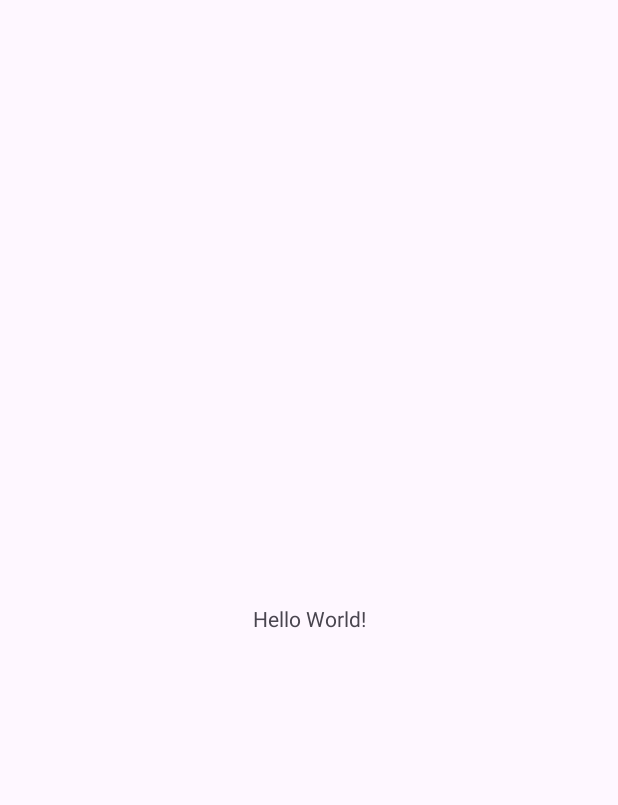
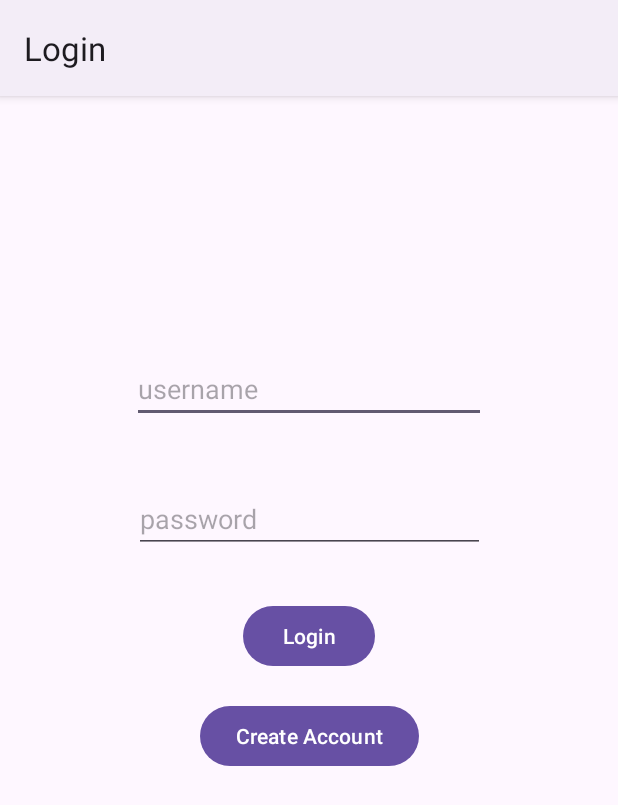
Before and after one commit to cadeheinberg/CS_407_Mobile_App, an Android app: the screen it shows after launch (MainActivity), on a phone screen of 412 x 824 dp. Before the commit the part shown is almost empty. Shown: the top 805 px of the screen. Run offline under Robolectric (Android 15) with nearby library versions, the phone set to English and light mode, and no system bars.

Commit message:
login draft

```diff
--- a/app/src/main/java/com/cs407/cs407mobileapp/MainActivity.java
+++ b/app/src/main/java/com/cs407/cs407mobileapp/MainActivity.java
@@ -1,14 +1,63 @@
 package com.cs407.cs407mobileapp;
+
+import static androidx.core.content.ContextCompat.startActivity;
 
 import androidx.appcompat.app.AppCompatActivity;
 
+import android.content.Context;
+import android.content.Intent;
+import android.content.SharedPreferences;
 import android.os.Bundle;
+import android.view.Menu;
+import android.view.MenuInflater;
+import android.view.View;
+import android.widget.Button;
+import android.widget.EditText;
+import android.widget.TextView;
 
 public class MainActivity extends AppCompatActivity {
+
+    SharedPreferences sharedPreferences = null;
 
     @Override
     protected void onCreate(Bundle savedInstanceState) {
         super.onCreate(savedInstanceState);
         setContentView(R.layout.activity_main);
+        getSupportActionBar().setTitle("Login");
+        setButtonOnClickListeners();
+        this.sharedPreferences = getSharedPreferences("cs407mobileapp", Context.MODE_PRIVATE);
     }
+
+    private void setButtonOnClickListeners() {
+        Button buttonLogin = (Button) findViewById(R.id.buttonLogin);
+        buttonLogin.setOnClickListener(new View.OnClickListener() {
+            @Override
+            public void onClick(View v) {
+                EditText editTextUsername =(EditText) findViewById(R.id.editTextUsername);
+                sharedPreferences.edit().putString("username", editTextUsername.getText().toString()).apply();
+                goToTasksActivity();
+            }
+        });
+    }
+
+    private void goToTasksActivity(){
+        Intent intent = new Intent(this, TasksActivity.class);
+        startActivity(intent);
+    }
+
+    private void goToCameraActivity(){
+        Intent intent = new Intent(this, CameraActivity.class);
+        startActivity(intent);
+    }
+
+    private void goToGalleryActivity(){
+        Intent intent = new Intent(this, GalleryActivity.class);
+        startActivity(intent);
+    }
+
+    private void goToMainActivity(){
+        Intent intent = new Intent(this, MainActivity.class);
+        startActivity(intent);
+    }
+
 }
--- a/app/src/main/res/layout/activity_main.xml
+++ b/app/src/main/res/layout/activity_main.xml
@@ -6,13 +6,51 @@
     android:layout_height="match_parent"
     tools:context=".MainActivity">
 
-    <TextView
-        android:layout_width="wrap_content"
-        android:layout_height="wrap_content"
-        android:text="Hello World!"
-        app:layout_constraintBottom_toBottomOf="parent"
+    <EditText
+        android:id="@+id/editTextUsername"
+        android:layout_width="236dp"
+        android:layout_height="42dp"
+        android:layout_marginStart="88dp"
+        android:layout_marginTop="176dp"
+        android:ems="10"
+        android:hint="username"
+        android:inputType="text"
+        app:layout_constraintStart_toStartOf="parent"
+        app:layout_constraintTop_toTopOf="parent" />
+
+    <EditText
+        android:id="@+id/editTextPassword"
+        android:layout_width="234dp"
+        android:layout_height="45dp"
+        android:layout_marginTop="247dp"
+        android:layout_marginBottom="86dp"
+        android:ems="10"
+        android:hint="password"
+        android:inputType="textPassword"
+        app:layout_constraintBottom_toTopOf="@+id/buttonCreateAccount"
         app:layout_constraintEnd_toEndOf="parent"
         app:layout_constraintStart_toStartOf="parent"
         app:layout_constraintTop_toTopOf="parent" />
 
+    <Button
+        android:id="@+id/buttonLogin"
+        android:layout_width="wrap_content"
+        android:layout_height="wrap_content"
+        android:layout_marginBottom="345dp"
+        android:text="Login"
+        app:layout_constraintBottom_toBottomOf="parent"
+        app:layout_constraintEnd_toEndOf="parent"
+        app:layout_constraintStart_toStartOf="parent"
+        app:layout_constraintTop_toBottomOf="@+id/editTextPassword" />
+
+    <Button
+        android:id="@+id/buttonCreateAccount"
+        android:layout_width="wrap_content"
+        android:layout_height="wrap_content"
+        android:layout_marginBottom="297dp"
+        android:text="Create Account"
+        app:layout_constraintBottom_toBottomOf="parent"
+        app:layout_constraintEnd_toEndOf="parent"
+        app:layout_constraintStart_toStartOf="parent"
+        app:layout_constraintTop_toBottomOf="@+id/editTextPassword" />
 </androidx.constraintlayout.widget.ConstraintLayout>
--- a/app/src/main/res/values/themes.xml
+++ b/app/src/main/res/values/themes.xml
@@ -1,6 +1,6 @@
 <resources xmlns:tools="http://schemas.android.com/tools">
     <!-- Base application theme. -->
-    <style name="Base.Theme.Cs407mobileapp" parent="Theme.Material3.DayNight.NoActionBar">
+    <style name="Base.Theme.Cs407mobileapp" parent="Theme.Material3.DayNight">
         <!-- Customize your light theme here. -->
         <!-- <item name="colorPrimary">@color/my_light_primary</item> -->
     </style>
```
Also changed, not shown: app/src/main/AndroidManifest.xml (+9 -0 lines), app/src/main/java/com/cs407/cs407mobileapp/CameraActivity.java (added, +37 -0 lines), app/src/main/java/com/cs407/cs407mobileapp/GalleryActivity.java (added, +37 -0 lines), app/src/main/java/com/cs407/cs407mobileapp/TasksActivity.java (added, +37 -0 lines), app/src/main/res/layout/activity_camera.xml (added, +9 -0 lines), app/src/main/res/layout/activity_gallery.xml (added, +9 -0 lines), app/src/main/res/layout/activity_tasks.xml (added, +9 -0 lines).
